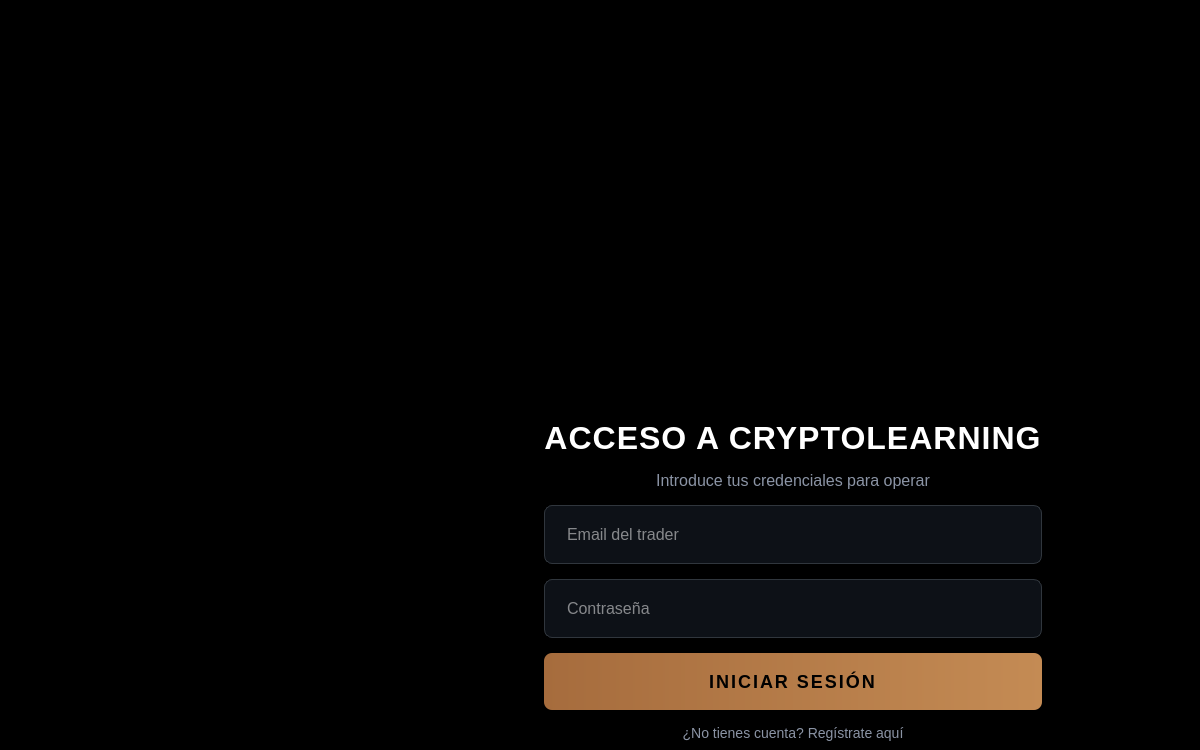
Before: the Qt Designer form src/vista/ui/MainWindow.ui in Willalgon/Crypto-Desktop-Exchange-App, drawn with Qt 5.
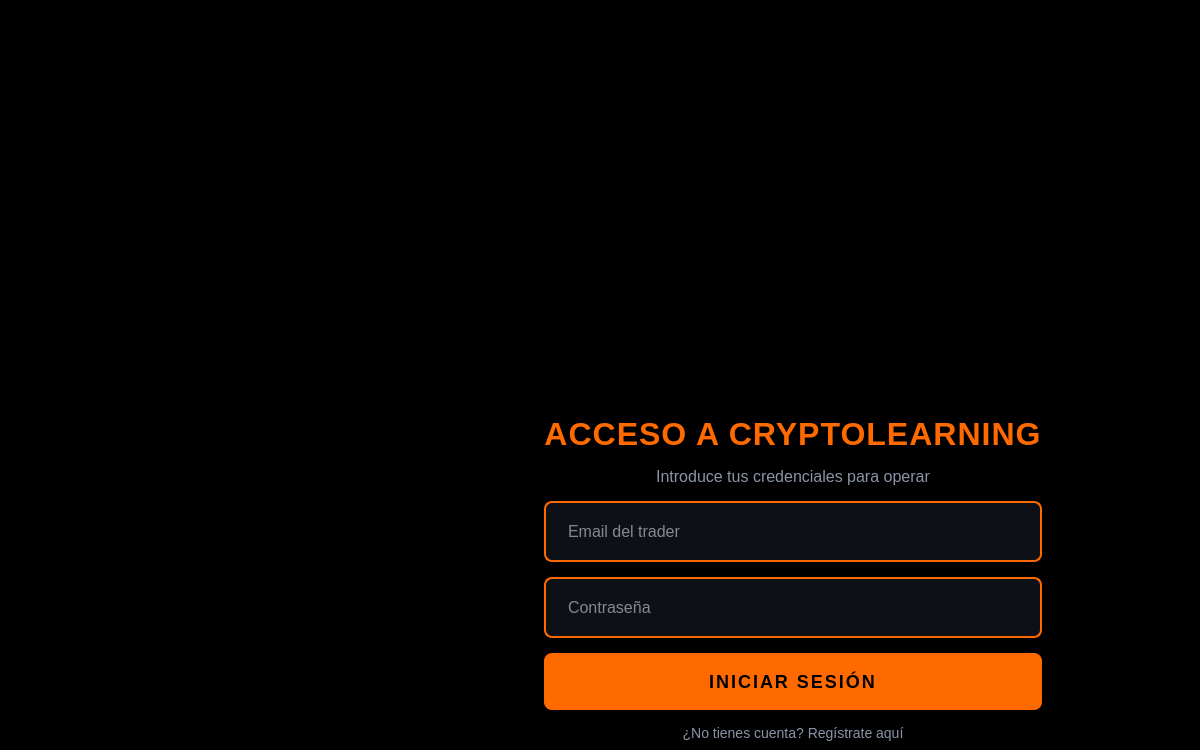
After: the same form once the commit is applied. Icons and pictures are not drawn.

The edit to the form file:
```diff
--- a/src/vista/ui/MainWindow.ui
+++ b/src/vista/ui/MainWindow.ui
@@ -21,59 +21,57 @@
   </property>
   <property name="styleSheet">
    <string notr="true">
-    /* FONDO CONTINUO */
-    QMainWindow { background-color: #000000; }
-    QFrame { background: transparent; border: none; }
-    
-    /* TEXTOS DEL LOGIN - Escalados (Título 32px, Subtítulo 16px) */
+ /* FONDO NEGRO PURO */
+QMainWindow { background-color: #000000; }
+QFrame { background: transparent; border: none; }
+
+/* 3- TITULO EN NARANJA PURO */
 QLabel#lbl_titulo { 
-    color: #FFFFFF; 
+    color: #FF6A00; 
     font-size: 32px; 
     font-weight: bold; 
-    font-family: 'Inter', 'Roboto', 'Helvetica Neue', 'Arial', sans-serif;
+    font-family: 'Inter', 'Roboto', 'sans-serif';
     letter-spacing: 1px;
 }
+
 QLabel#lbl_subtitulo { 
     color: #8B94A5; 
     font-size: 16px; 
-    font-family: 'Inter', 'Roboto', 'Helvetica Neue', 'Arial', sans-serif;
+    font-family: 'Inter', 'Roboto', 'sans-serif';
 }
 
-/* CAMPOS DE TEXTO - Más altos y letra más grande (16px) */
+/* 2- BORDES DE RECUADROS NARANJAS */
 QLineEdit {
     background-color: #0D1117;
-    border: 1px solid #30363D;
+    border: 2px solid #FF6A00; /* Borde naranja permanente */
     border-radius: 8px;
     color: #FFFFFF;
     padding: 18px 20px;
     font-size: 16px;
-    font-family: 'Roboto', sans-serif;
 }
 QLineEdit:focus {
     border: 1px solid #C48B54;
     background-color: #161B22;
 }
 
-/* BOTÓN PRINCIPAL - Botón robusto (18px) */
+/* 1- BOTÓN INICIAR SESIÓN NARANJA PURO */
 QPushButton#Aceptar {
-    background-color: qlineargradient(x1:0, y1:0, x2:1, y2:0, stop:0 #A66C3D, stop:1 #C48B54);
-    color: #000000;
+    background-color: #FF6A00; /* Naranja puro sólido */
+    color: #000000; /* Texto negro para contraste máximo */
     font-weight: bold;
     font-size: 18px;
-    font-family: 'Inter', 'Roboto', sans-serif;
     border-radius: 8px;
     padding: 18px;
     letter-spacing: 2px;
 }
 QPushButton#Aceptar:hover { background-color: #DDA76A; }
 
-/* ENLACE INFERIOR (14px) */
+/* ENLACE INFERIOR */
 QPushButton#btn_ir_registro { 
     color: #8B94A5; 
     background: transparent; 
     border: none; 
-    font-size: 14px; 
-    font-family: 'Inter', 'Roboto', sans-serif;
+    font-size: 14px;
 }
 QPushButton#btn_ir_registro:hover { color: #C48B54; text-decoration: underline; }
    </string>
```
Left out of the diff: 8 changed lines with no effect on the pictures.
